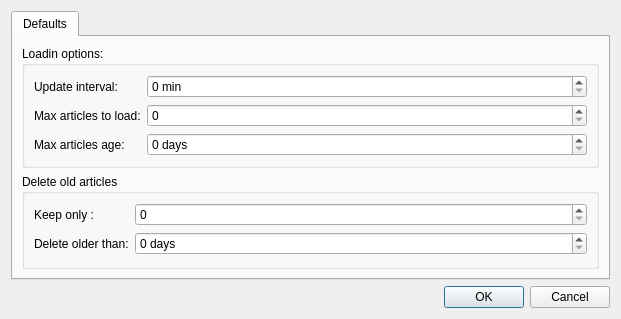
Qt form data/gui/dlg_preferences.ui (KarolBedkowski/mna) before a commit.
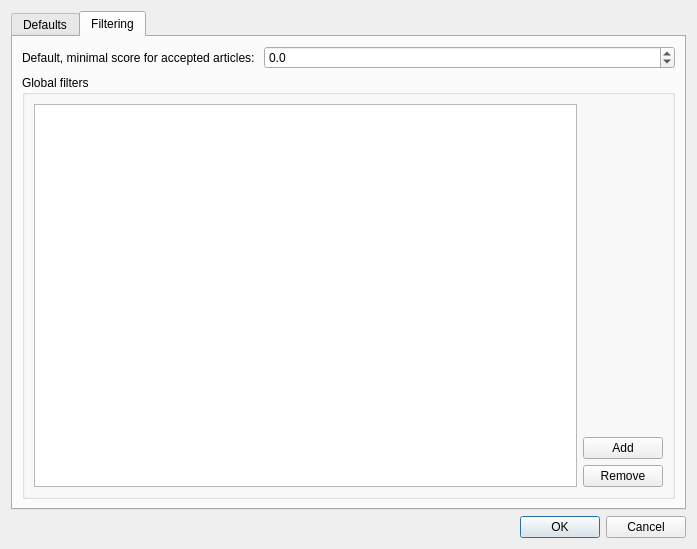
The same form after that commit. The open tabs and pages were chosen to show the change.

Commit message: add filtering tab to preferences / edit source dialogs

```diff
--- a/data/gui/dlg_preferences.ui
+++ b/data/gui/dlg_preferences.ui
@@ -9,8 +9,8 @@
    <rect>
     <x>0</x>
     <y>0</y>
-    <width>621</width>
-    <height>302</height>
+    <width>697</width>
+    <height>549</height>
    </rect>
   </property>
   <property name="windowTitle">
@@ -189,6 +189,99 @@
        </item>
       </layout>
      </widget>
+     <widget class="QWidget" name="tab_2">
+      <attribute name="title">
+       <string>Filtering</string>
+      </attribute>
+      <layout class="QVBoxLayout" name="verticalLayout_3">
+       <item>
+        <layout class="QFormLayout" name="formLayout_2">
+         <property name="fieldGrowthPolicy">
+          <enum>QFormLayout::AllNonFixedFieldsGrow</enum>
+         </property>
+         <item row="0" column="0">
+          <widget class="QLabel" name="label_6">
+           <property name="locale">
+            <locale language="C" country="AnyCountry"/>
+           </property>
+           <property name="text">
+            <string>Default, minimal score for accepted articles: </string>
+           </property>
+          </widget>
+         </item>
+         <item row="0" column="1">
+          <widget class="QDoubleSpinBox" name="sp_minial_score">
+           <property name="decimals">
+            <number>1</number>
+           </property>
+           <property name="minimum">
+            <double>-100.000000000000000</double>
+           </property>
+           <property name="maximum">
+            <double>100.000000000000000</double>
+           </property>
+          </widget>
+         </item>
+        </layout>
+       </item>
+       <item>
+        <widget class="QGroupBox" name="gb_filter">
+         <property name="title">
+          <string>Global filters</string>
+         </property>
+         <property name="checkable">
+          <bool>false</bool>
+         </property>
+         <layout class="QVBoxLayout" name="verticalLayout_6">
+          <item>
+           <layout class="QHBoxLayout" name="horizontalLayout_2">
+            <item>
+             <widget class="QListView" name="lv_filters"/>
+            </item>
+            <item>
+             <layout class="QVBoxLayout" name="verticalLayout_5">
+              <item>
+               <spacer name="verticalSpacer">
+                <property name="orientation">
+                 <enum>Qt::Vertical</enum>
+                </property>
+                <property name="sizeHint" stdset="0">
+                 <size>
+                  <width>20</width>
+                  <height>40</height>
+                 </size>
+                </property>
+               </spacer>
+              </item>
+              <item>
+               <widget class="QPushButton" name="b_add_filter">
+                <property name="locale">
+                 <locale language="C" country="AnyCountry"/>
+                </property>
+                <property name="text">
+                 <string>Add</string>
+                </property>
+               </widget>
+              </item>
+              <item>
+               <widget class="QPushButton" name="b_remove_filter">
+                <property name="locale">
+                 <locale language="C" country="AnyCountry"/>
+                </property>
+                <property name="text">
+                 <string>Remove</string>
+                </property>
+               </widget>
+              </item>
+             </layout>
+            </item>
+           </layout>
+          </item>
+         </layout>
+        </widget>
+       </item>
+      </layout>
+     </widget>
     </widget>
    </item>
    <item>
```
The commit also changes 3 other files.
